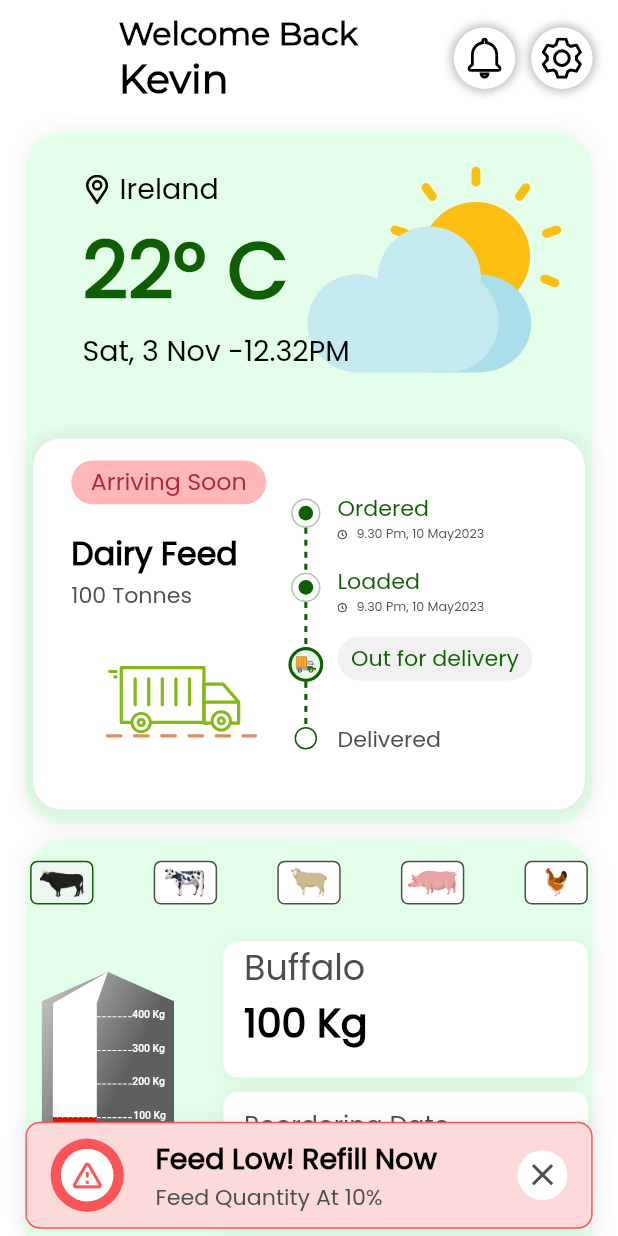
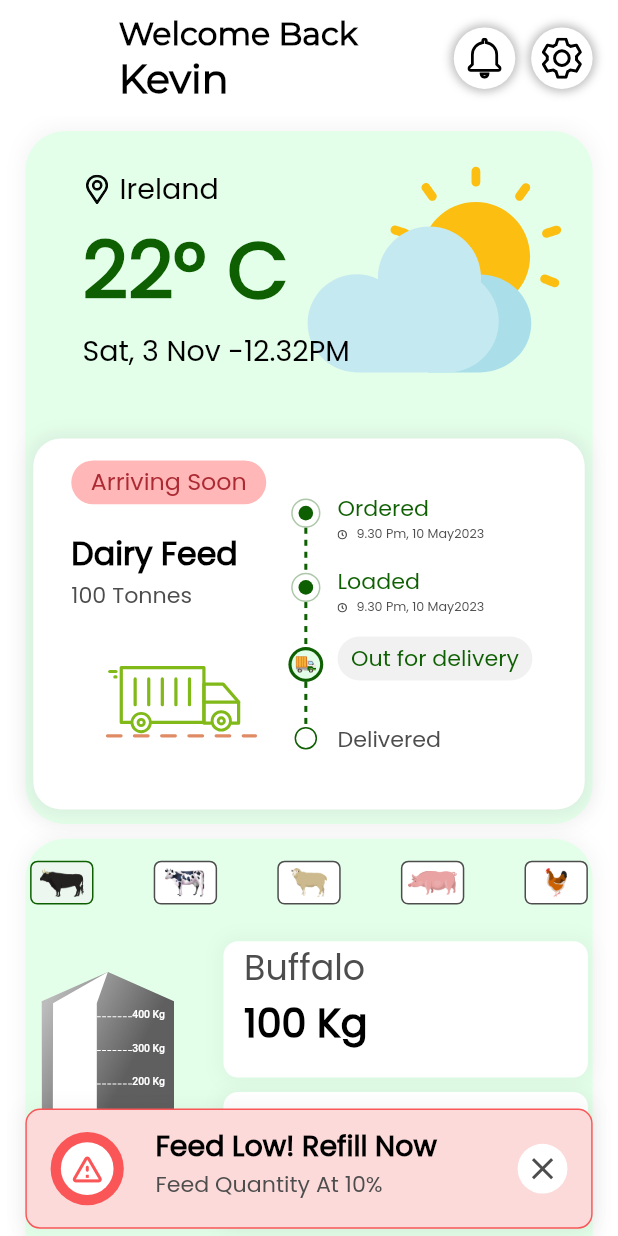
Before and after one commit to kishan06/FarmFeeders, a Flutter app: the Home screen opened by its route, on a phone screen of 412 x 824 dp. Run offline on Flutter 3.47's test engine with Material 2 defaults, Android fonts, the phone set to English and light mode, and no system bars; drawn by our look-alikes of dotted_line, percent_indicator; our stand-ins replace another_flushbar, buttons_tabbar, carousel_slider, dio, dropdown_button2, flutter_dash and 12 more; missing offline and left inert: appinio_video_player, flutter_share; accounts and stored records are empty.

Commit message:
dashboard page conficts

```diff
--- a/lib/view/Home.dart
+++ b/lib/view/Home.dart
@@ -33,7 +33,6 @@ class _HomeState extends State<Home> {
     {
       "imagePath": "assets/images/buffalo.png",
       "feedFor": "Buffalo",
-
       "qty": "100"
     },
     {"imagePath": "assets/images/cow.png", "feedFor": "Cow", "qty": "600"},
@@ -942,8 +941,7 @@ class _HomeState extends State<Home> {
                           EdgeInsets.symmetric(horizontal: 16.w, vertical: 5.h),
                       child: Container(
                         // clipBehavior: Clip.none,
-                        height: 73.h,
-
+                        height: 82.h,
                         // width: double.negativeInfinity,
                         // width: double.infinity,
                         decoration: BoxDecoration(
```
